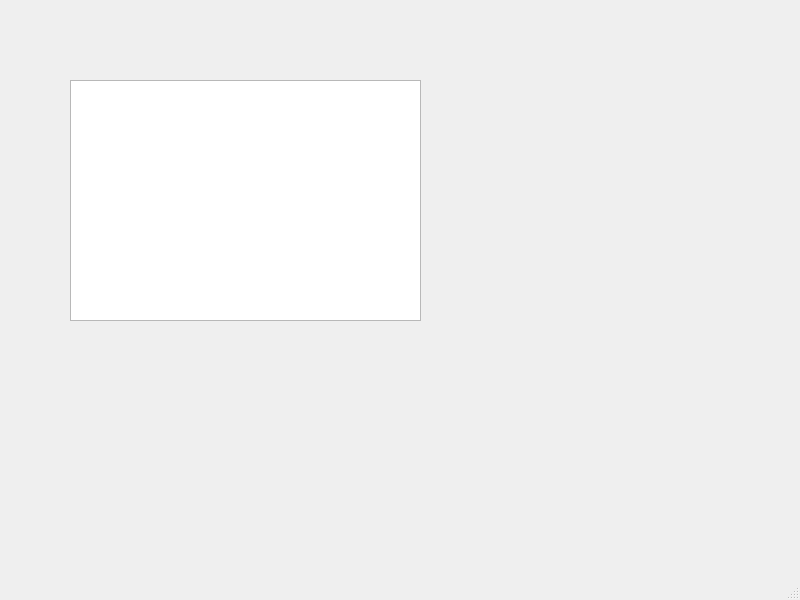
Qt form Application/MainWindow.ui (ildarhb/NIPI) before a commit.
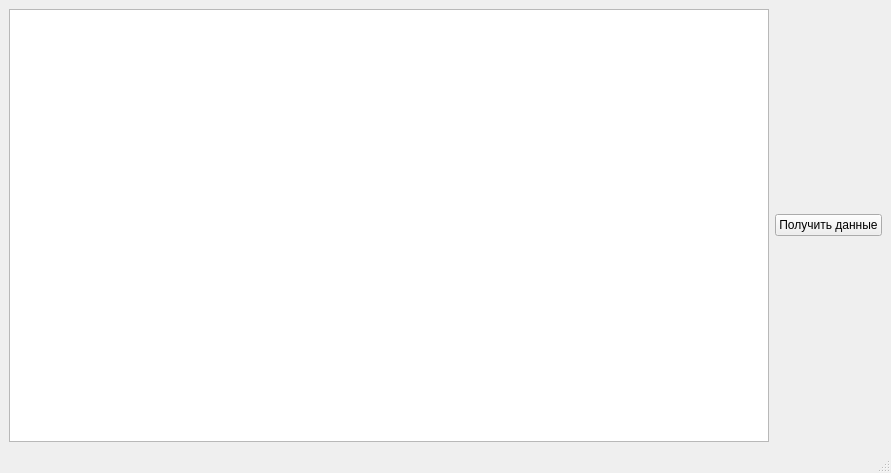
The same form after that commit.

Commit message: Обновлена форма, добавлена кнопка

Patch:
```diff
--- a/Application/MainWindow.ui
+++ b/Application/MainWindow.ui
@@ -6,24 +6,32 @@
    <rect>
     <x>0</x>
     <y>0</y>
-    <width>800</width>
-    <height>600</height>
+    <width>891</width>
+    <height>473</height>
    </rect>
   </property>
   <property name="windowTitle">
    <string>MainWindow</string>
   </property>
   <widget class="QWidget" name="centralwidget">
-   <widget class="QTableWidget" name="tableWidget">
-    <property name="geometry">
-     <rect>
-      <x>70</x>
-      <y>80</y>
-      <width>351</width>
-      <height>241</height>
-     </rect>
-    </property>
-   </widget>
+   <property name="minimumSize">
+    <size>
+     <width>116</width>
+     <height>16</height>
+    </size>
+   </property>
+   <layout class="QHBoxLayout" name="horizontalLayout_2">
+    <item>
+     <widget class="QTableWidget" name="tableWidget"/>
+    </item>
+    <item>
+     <widget class="QPushButton" name="btnGetData">
+      <property name="text">
+       <string>Получить данные</string>
+      </property>
+     </widget>
+    </item>
+   </layout>
   </widget>
   <widget class="QMenuBar" name="menubar">
    <property name="geometry">
```
Left out of the diff: 2 changed lines with no effect on the pictures. The commit also changes 2 other files.
